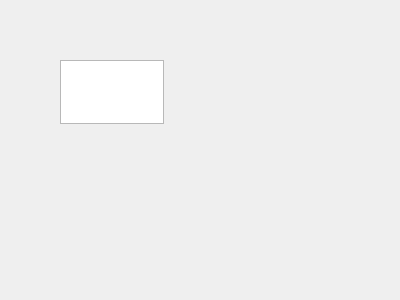
Above: mytabpage.ui from achupetlovski/RaW before the change. Below: the same form after it.
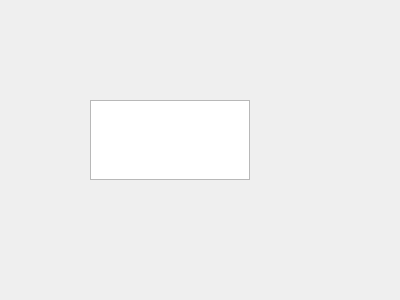
That is the form after the change.

Diff of the .ui file:
```diff
--- a/mytabpage.ui
+++ b/mytabpage.ui
@@ -13,15 +13,33 @@
   <property name="windowTitle">
    <string>Form</string>
   </property>
-  <widget class="QTextEdit" name="mTextEdit">
+  <widget class="QWidget" name="gridLayoutWidget">
    <property name="geometry">
     <rect>
-     <x>60</x>
-     <y>60</y>
-     <width>104</width>
-     <height>64</height>
+     <x>90</x>
+     <y>100</y>
+     <width>160</width>
+     <height>80</height>
     </rect>
    </property>
+   <layout class="QGridLayout" name="mGridLayout">
+    <item row="0" column="0">
+     <widget class="QTextEdit" name="mTextEdit">
+      <property name="sizePolicy">
+       <sizepolicy hsizetype="Expanding" vsizetype="Expanding">
+        <horstretch>0</horstretch>
+        <verstretch>0</verstretch>
+       </sizepolicy>
+      </property>
+      <property name="sizeIncrement">
+       <size>
+        <width>0</width>
+        <height>0</height>
+       </size>
+      </property>
+     </widget>
+    </item>
+   </layout>
   </widget>
  </widget>
  <resources/>
```
